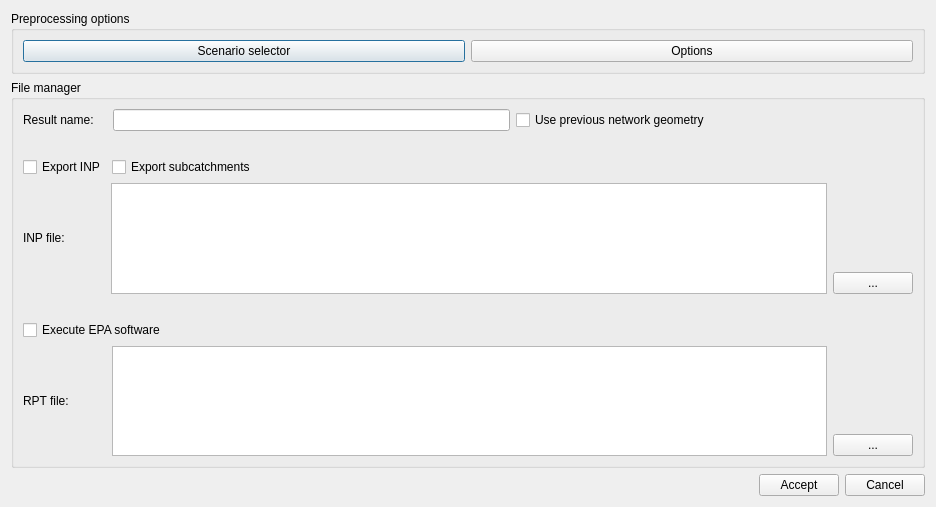
Before: the Qt Designer form ui/file_manager.ui in Giswater/giswater_qgis_plugin, drawn with Qt 5.
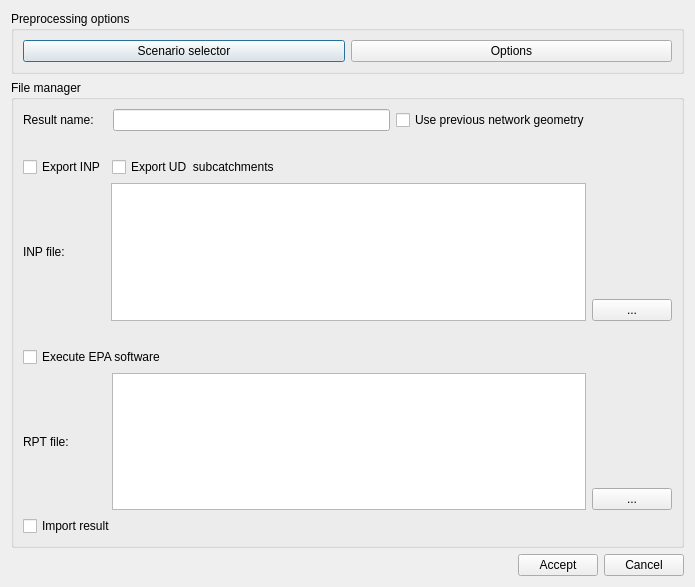
After: the same form once the commit is applied.

The edit to the form file:
```diff
--- a/ui/file_manager.ui
+++ b/ui/file_manager.ui
@@ -6,8 +6,8 @@
    <rect>
     <x>0</x>
     <y>0</y>
-    <width>936</width>
-    <height>507</height>
+    <width>695</width>
+    <height>587</height>
    </rect>
   </property>
   <property name="windowTitle">
@@ -142,7 +142,7 @@
              </sizepolicy>
             </property>
             <property name="text">
-             <string>Export subcatchments</string>
+             <string>Export UD  subcatchments</string>
             </property>
            </widget>
           </item>
@@ -285,6 +285,13 @@
           </item>
          </layout>
         </item>
+        <item>
+         <widget class="QCheckBox" name="chk_import_result">
+          <property name="text">
+           <string>Import result</string>
+          </property>
+         </widget>
+        </item>
        </layout>
       </widget>
      </item>
```
